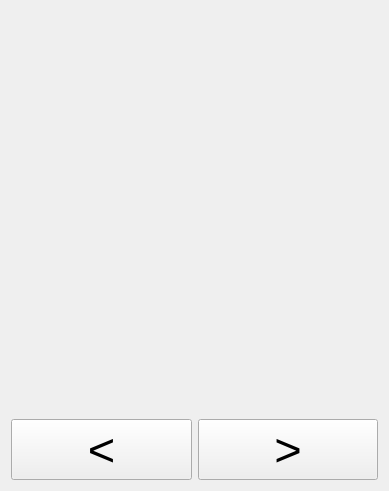
The window that ElectronicJournal/mainwindow.ui (MariyaMari/myJournal) describes before a commit, drawn with Qt 5.
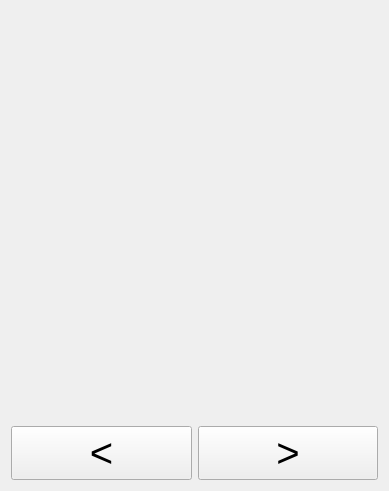
The same window after the commit.

```diff
--- a/ElectronicJournal/mainwindow.ui
+++ b/ElectronicJournal/mainwindow.ui
@@ -32,7 +32,7 @@
     <widget class="QPushButton" name="backButton">
      <property name="font">
       <font>
-       <pointsize>35</pointsize>
+       <pointsize>30</pointsize>
       </font>
      </property>
      <property name="text">
@@ -44,7 +44,7 @@
     <widget class="QPushButton" name="nextButton">
      <property name="font">
       <font>
-       <pointsize>35</pointsize>
+       <pointsize>30</pointsize>
       </font>
      </property>
      <property name="text">
```
